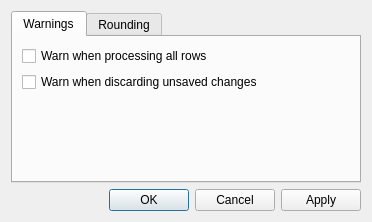
mantidproject/mantid, file Code/Mantid/MantidQt/CustomInterfaces/inc/MantidQtCustomInterfaces/ReflOptionsDialog.ui: the form before one commit.
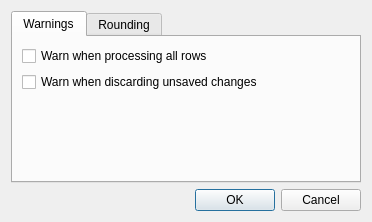
The form after the commit.

Commit message:
Refs #10347 Remove "Apply" button from options dialog
It has no advantage over the "Ok" button. The dialog forces itself to
remain in the foreground, so nothing can happen between the user hitting
"Apply" and closing the dialog. We may as well be tidy and remove it.

```diff
--- a/Code/Mantid/MantidQt/CustomInterfaces/inc/MantidQtCustomInterfaces/ReflOptionsDialog.ui
+++ b/Code/Mantid/MantidQt/CustomInterfaces/inc/MantidQtCustomInterfaces/ReflOptionsDialog.ui
@@ -175,7 +175,7 @@
       <enum>Qt::Horizontal</enum>
      </property>
      <property name="standardButtons">
-      <set>QDialogButtonBox::Apply|QDialogButtonBox::Cancel|QDialogButtonBox::Ok</set>
+      <set>QDialogButtonBox::Cancel|QDialogButtonBox::Ok</set>
      </property>
     </widget>
    </item>
```
The commit also changes 1 other file.
